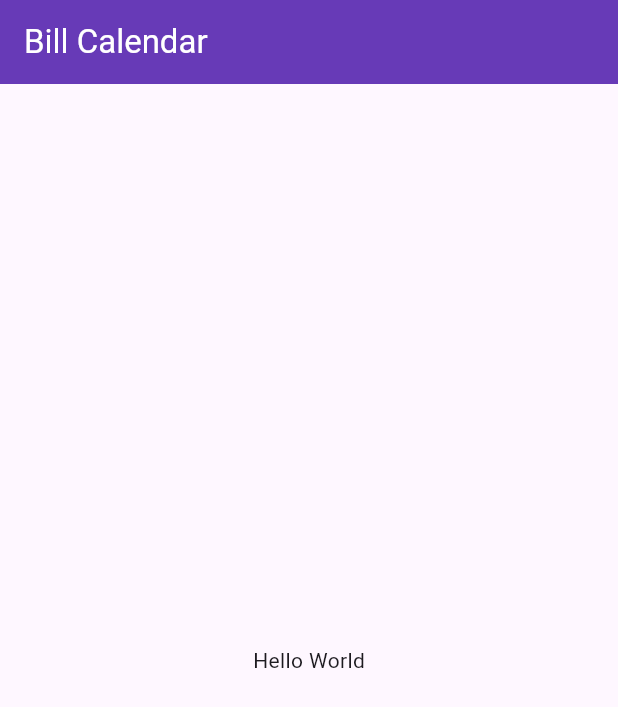
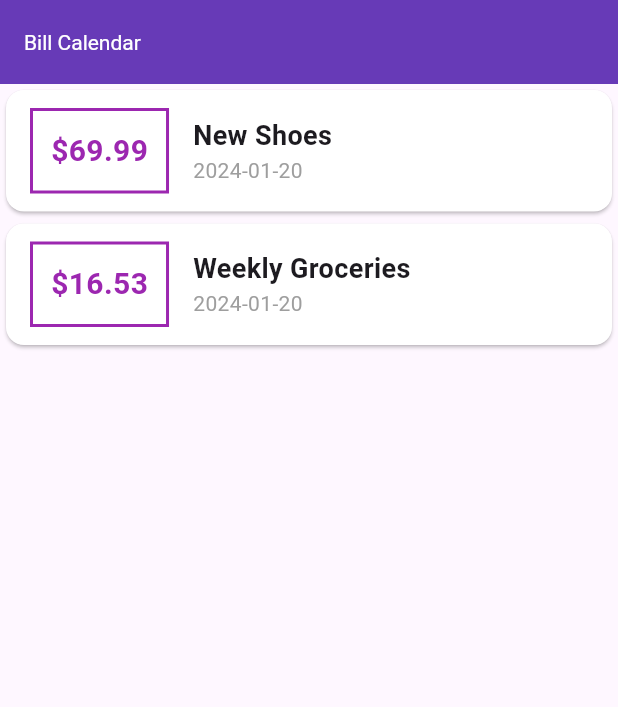
Before and after one commit to x842013824/bill_calendar, a Flutter app: the screen it shows after launch, on a phone screen of 412 x 824 dp. Shown: the top 707 px of the screen. Run offline on Flutter 3.47's test engine with Material 3 defaults, Android fonts, the light colour scheme and no system bars.

Commit message:
初始化消费列表, 引入intl依赖用于日期格式化

```diff
--- a/lib/main.dart
+++ b/lib/main.dart
@@ -1,4 +1,6 @@
+import 'package:bill_calendar/transaction.dart';
 import 'package:flutter/material.dart';
+import 'package:intl/intl.dart';
 
 void main() {
   runApp(const MyApp());
@@ -16,19 +18,91 @@ class MyApp extends StatelessWidget {
         title: title,
         theme: ThemeData(
           colorScheme: ColorScheme.fromSeed(seedColor: Colors.deepPurple),
-          appBarTheme: const AppBarTheme(color: Colors.deepPurple),
+          appBarTheme: const AppBarTheme(
+            color: Colors.deepPurple,
+            titleTextStyle: TextStyle(color: Colors.white),
+          ),
           useMaterial3: true,
         ),
-        home: Scaffold(
-          appBar: AppBar(
-            title: const Text(
-              title,
-              style: TextStyle(color: Colors.white),
-            ),
-          ),
-          body: const Center(
-            child: Text("Hello World"),
-          ),
-        ));
+        home: MyHomePage(title: title));
   }
 }
+
+class MyHomePage extends StatelessWidget {
+  final List<Transaction> _transactions = [
+    Transaction(
+      uid: '1',
+      title: 'New Shoes',
+      amount: 69.99,
+      date: DateTime.now(),
+    ),
+    Transaction(
+      uid: '2',
+      title: 'Weekly Groceries',
+      amount: 16.53,
+      date: DateTime.now(),
+    ),
+  ];
+
+  final String title;
+
+  MyHomePage({super.key, required this.title});
+
+  @override
+  Widget build(BuildContext context) {
+    return Scaffold(
+      appBar: AppBar(
+        title: Text(title),
+      ),
+      body: Column(
+          children: _transactions.map((tx) {
+        return Card(
+          color: Colors.white,
+          child: Row(
+            children: [
+              Container(
+                margin: const EdgeInsets.symmetric(
+                  vertical: 12,
+                  horizontal: 16,
+                ),
+                padding: const EdgeInsets.all(12),
+                decoration: BoxDecoration(
+                  border: Border.all(
+                    width: 2,
+                    color: Colors.purple,
+                  ),
+                ),
+                child: Text(
+                  '\$${tx.amount}',
+                  style: const TextStyle(
+                    fontWeight: FontWeight.bold,
+                    fontSize: 20,
+                    color: Colors.purple,
+                  ),
+                ),
+              ),
+              Column(
+                crossAxisAlignment: CrossAxisAlignment.start,
+                children: [
+                  Text(
+                    tx.title,
+                    style: const TextStyle(
+                      fontSize: 18,
+                      fontWeight: FontWeight.bold,
+                    ),
+                  ),
+                  Text(
+                    DateFormat('yyyy-MM-dd').format(tx.date),
+                    style: const TextStyle(
+                      color: Colors.grey,
+                    ),
+                  ),
+                ],
+              ),
+            ],
+          ),
+        );
+      }).toList()),
+    );
+  }
+}
--- /dev/null
+++ b/lib/transaction.dart
@@ -0,0 +1,15 @@
+/// 账单的实体类
+
+class Transaction {
+  final String uid;
+  final String title;
+  final double amount;
+  final DateTime date;
+
+  Transaction({
+    required this.uid,
+    required this.title,
+    required this.amount,
+    required this.date,
+  });
+}
```
Also changed, not shown: pubspec.yaml (+3 -4 lines).
